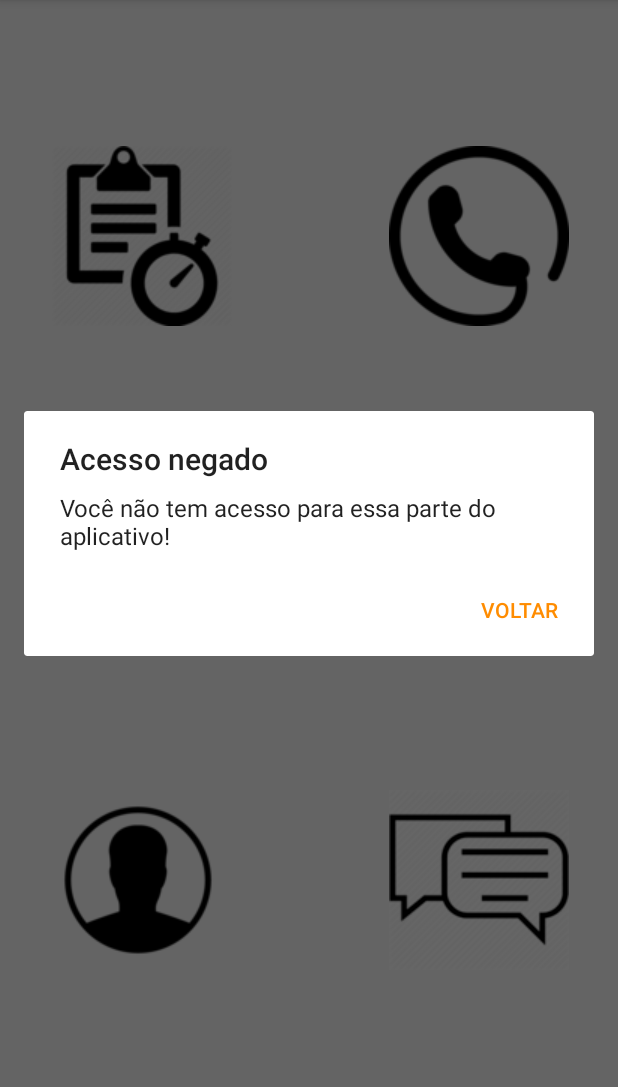
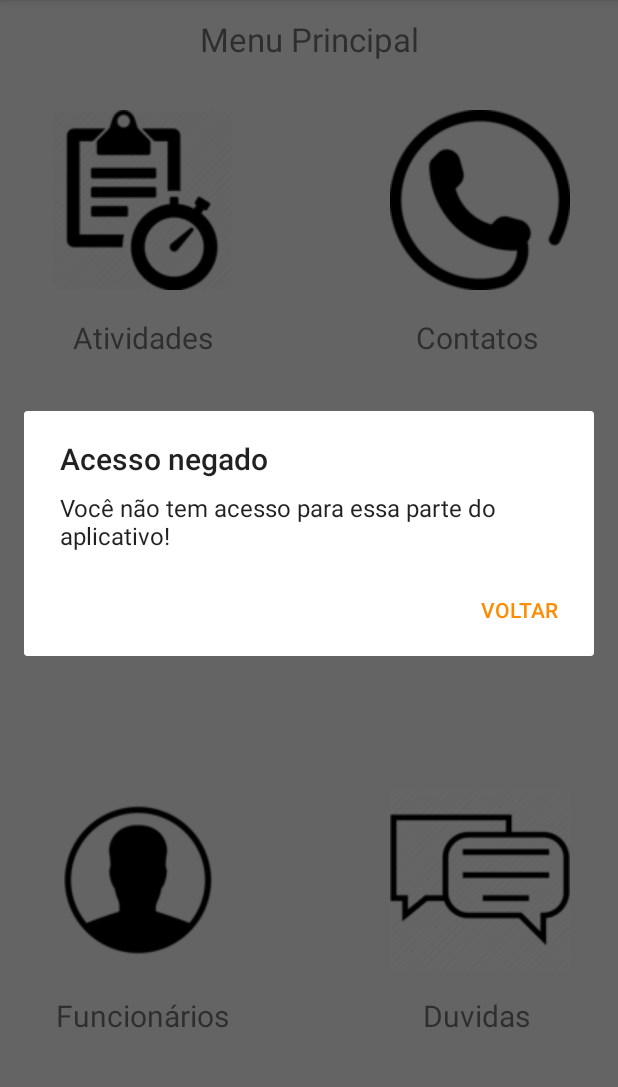
Before and after one commit to rodrigobentorodrigues/business-manager, an Android app: the MenuActivity screen opened directly, with no data from a screen before it, after a tap on an icon or button, on a phone screen of 412 x 824 dp, the part 84-1171 px from its top. Run offline under Robolectric (Android 15) with nearby library versions, the phone set to English and light mode, and no system bars.

Commit message:
Alterado menu principal

```diff
--- a/app/src/main/res/layout/activity_menu.xml
+++ b/app/src/main/res/layout/activity_menu.xml
@@ -11,7 +11,8 @@
         android:layout_width="132dp"
         android:layout_height="131dp"
         android:layout_alignEnd="@+id/botaoCadastro"
-        android:layout_alignTop="@+id/botaoContatos"
+        android:layout_alignParentTop="true"
+        android:layout_marginTop="67dp"
         android:background="@android:color/transparent"
         android:src="@drawable/ag1"
         android:layout_alignRight="@+id/botaoCadastro" />
@@ -21,13 +22,12 @@
         android:layout_width="137dp"
         android:layout_height="131dp"
         android:layout_alignParentEnd="true"
-        android:layout_alignParentTop="true"
-        android:layout_marginEnd="24dp"
-        android:layout_marginTop="91dp"
+        android:layout_alignTop="@+id/botaoAtividade"
+        android:layout_marginEnd="23dp"
         android:background="@android:color/transparent"
         android:src="@drawable/p1"
         android:layout_alignParentRight="true"
-        android:layout_marginRight="24dp" />
+        android:layout_marginRight="23dp" />
 
     <ImageButton
         android:id="@+id/botaoCadastro"
@@ -52,4 +52,61 @@
         android:src="@drawable/ch1"
         android:layout_alignLeft="@+id/botaoContatos" />
 
+    <TextView
+        android:id="@+id/textView48"
+        android:layout_width="132dp"
+        android:layout_height="wrap_content"
+        android:layout_alignParentTop="true"
+        android:layout_alignStart="@+id/botaoAtividade"
+        android:layout_marginTop="211dp"
+        android:text="Atividades"
+        android:textSize="20sp"
+        android:gravity="center"
+        android:layout_alignLeft="@+id/botaoAtividade" />
+
+    <TextView
+        android:id="@+id/textView50"
+        android:layout_width="132dp"
+        android:layout_height="wrap_content"
+        android:layout_alignParentBottom="true"
+        android:layout_alignStart="@+id/botaoAtividade"
+        android:layout_marginBottom="77dp"
+        android:gravity="center"
+        android:text="Funcionários"
+        android:textSize="20sp"
+        android:layout_alignLeft="@+id/botaoAtividade" />
+
+    <TextView
+        android:id="@+id/textView51"
+        android:layout_width="132dp"
+        android:layout_height="wrap_content"
+        android:layout_alignStart="@+id/botaoContatos"
+        android:layout_alignTop="@+id/textView50"
+        android:gravity="center"
+        android:text="Duvidas"
+        android:textSize="20sp"
+        android:layout_alignLeft="@+id/botaoContatos" />
+
+    <TextView
+        android:id="@+id/textView49"
+        android:layout_width="132dp"
+        android:layout_height="wrap_content"
+        android:layout_alignStart="@+id/botaoContatos"
+        android:layout_alignTop="@+id/textView48"
+        android:gravity="center"
+        android:text="Contatos"
+        android:textSize="20sp"
+        android:layout_alignLeft="@+id/botaoContatos" />
+
+    <TextView
+        android:id="@+id/textView52"
+        android:layout_width="200dp"
+        android:layout_height="wrap_content"
+        android:layout_alignParentTop="true"
+        android:layout_centerHorizontal="true"
+        android:layout_marginTop="11dp"
+        android:gravity="center"
+        android:text="Menu Principal"
+        android:textSize="22sp" />
+
 </RelativeLayout>
```
